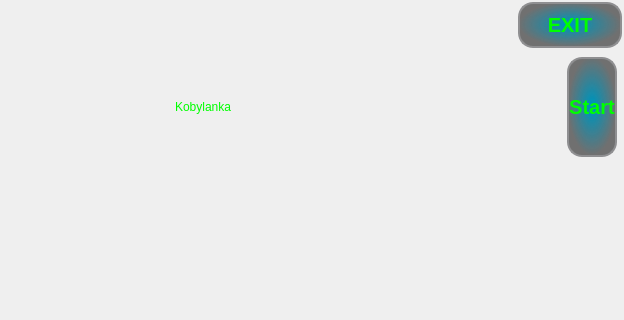
The window that iDom_Client/idom_client.ui (cyniu88/QT_kurs) describes before a commit, drawn with Qt 5; both pictures show x 231 to 855 and y 0 to 320 of the 855 by 907 pixel window.
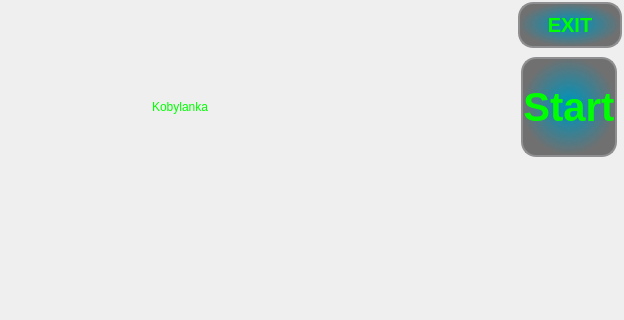
The same window after the commit. The open tabs and pages were chosen to show the change. Icons and pictures are not drawn.

Commit message: dodano rotacje menu

What changed in the file:
```diff
--- a/iDom_Client/idom_client.ui
+++ b/iDom_Client/idom_client.ui
@@ -191,7 +191,7 @@
                    <string notr="true">QPushButton {background-color: qradialgradient(spread:pad, cx:0.499807, cy:0.489, radius:0.5, fx:0.499, fy:0.488909, stop:0.0795455 rgba(0, 147, 185, 255), stop:1 rgba(30, 30, 30, 155));
  border: 2px solid #8f8f91;
 border-radius: 15px;
- font: bold 20px;
+ font: bold 40px;
 	color: rgb(0, 255, 0);
 }
 QPushButton:pressed {
```
Left out of the diff: 2 changed lines with no effect on the pictures. The commit also changes 2 other files.
